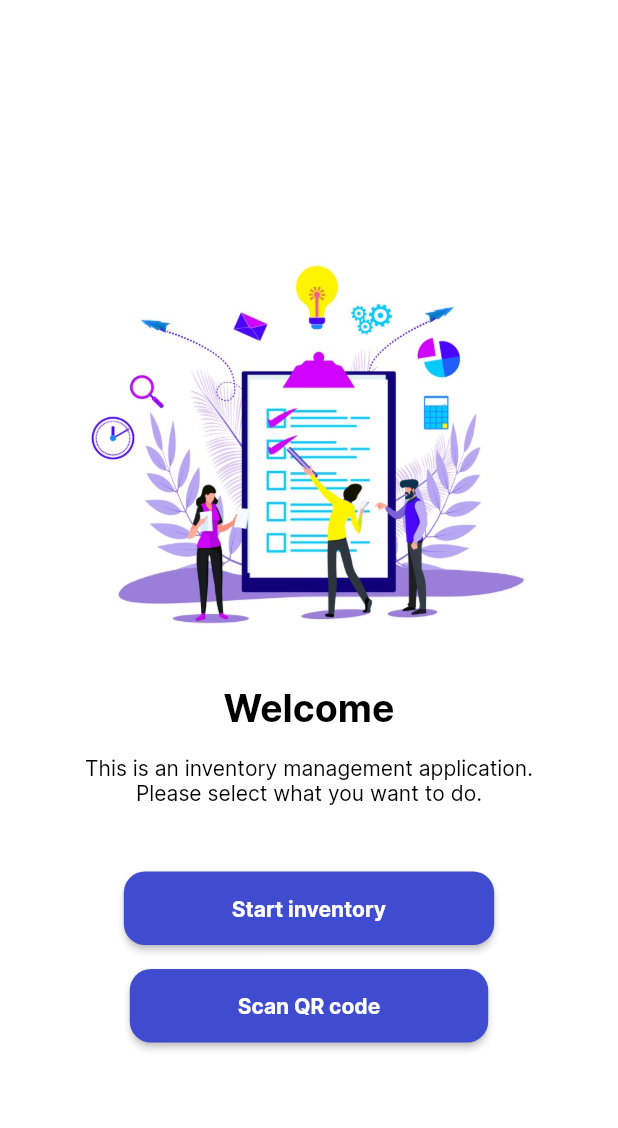
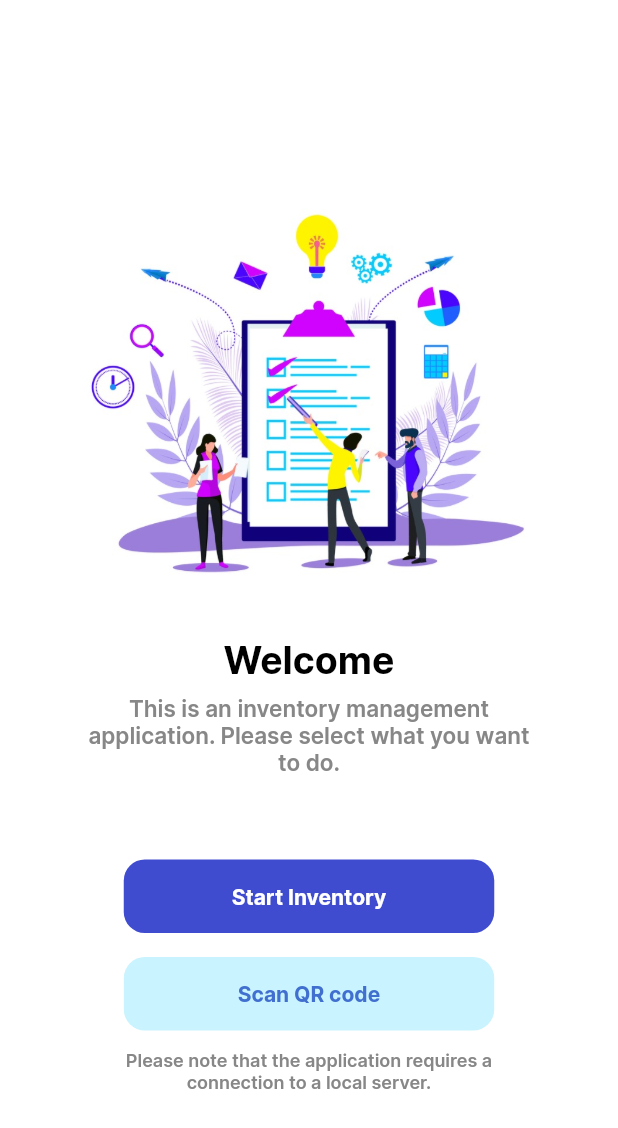
Before and after one commit to Powehix/Mobile-App, a Flutter app: the screen it shows after launch, on a phone screen of 412 x 824 dp. Shown: the top 1128 px of the screen. Run offline on Flutter 3.47's test engine with Material 2 defaults, Android fonts, the phone set to English and light mode, and no system bars; missing offline and left inert: flutter_barcode_scanner, mysql1.

Commit message:
Refactor widgets, update design

```diff
--- a/lib/main.dart
+++ b/lib/main.dart
@@ -26,7 +26,7 @@ class MyApp extends StatelessWidget {
     theme: ThemeData(
       fontFamily: 'Inter',
       scaffoldBackgroundColor: Colors.white,
-      hintColor: Colors.black,
+      //hintColor: Colors.black,
     ),
 
     home: const MainPage(),
@@ -56,44 +56,49 @@ class _MainPageState extends State<MainPage> {
             width: 400,
             height: 330,
           ),
-          Container(
-            height: 40.00,
-            child: const TextField(
-              decoration: InputDecoration(
-                border: InputBorder.none,
-                hintText: "Welcome",
+          const Text(
+            'Welcome',
+            style: TextStyle(fontSize: 25, color: Colors.black, fontWeight: FontWeight.bold),
+          ),
+          const SizedBox(height: 8),
+          const SizedBox(
+            width: 300,
+              child: Text(
+                'This is an inventory management application. Please select what you want to do.',
+                style: TextStyle(fontSize: 15, color: Color(0xFF878787), fontWeight: FontWeight.w600),
+                textAlign: TextAlign.center,
               ),
-              textAlign: TextAlign.center,
-              style: TextStyle(fontSize: 25, fontWeight: FontWeight.bold),
-            ),
           ),
-          Container(
-            width: 300.00,
-            height: 50.00,
-            child: const TextField(
-              decoration: InputDecoration(
-                border: InputBorder.none,
-                hintText: "This is an inventory management application. Please select what you want to do.",
-              ),
-              textAlign: TextAlign.center,
-              maxLines: 5,
-              style: TextStyle(fontSize: 14, color: Colors.black),
-            ),
-          ),
-          const SizedBox(height: 32),
+          const SizedBox(height: 56),
           ButtonWidget(
-            text: 'Start inventory',
+            text: 'Start Inventory',
             onClicked: () => Navigator.of(context).push(MaterialPageRoute(
               builder: (BuildContext context) => StartInventoryPage(),
             )),
+            backgroundColor: const Color(0xFF404ccf),
+            textColor: Colors.white,
+            padding: const EdgeInsets.symmetric(horizontal: 72, vertical: 16),
           ),
           const SizedBox(height: 16),
           ButtonWidget(
             text: 'Scan QR code',
             onClicked: () => Navigator.of(context).push(MaterialPageRoute(
               builder: (BuildContext context) => const QRScanPage(),
-            ))
-          )],
+            )),
+            backgroundColor: const Color(0xFFc9f3fe),
+            textColor: const Color(0xFF406fcf),
+            padding: const EdgeInsets.symmetric(horizontal: 76, vertical: 16),
+          ),
+          const SizedBox(height: 12),
+          const SizedBox(
+            width: 300,
+            child: Text(
+              'Please note that the application requires a connection to a local server.',
+              style: TextStyle(fontSize: 12, color: Color(0xFF878787), fontWeight: FontWeight.w600),
+              textAlign: TextAlign.center,
+            ),
+          )
+        ],
       ),
     ),
   );
--- a/lib/widgets/button_widget.dart
+++ b/lib/widgets/button_widget.dart
@@ -3,10 +3,16 @@ import 'package:flutter/material.dart';
 class ButtonWidget extends StatelessWidget {
   final String text;
   final VoidCallback onClicked;
+  final Color backgroundColor;
+  final Color textColor;
+  final EdgeInsets padding;
 
   const ButtonWidget({
     required this.text,
     required this.onClicked,
+    required this.backgroundColor,
+    required this.textColor,
+    required this.padding,
     Key? key,
   }) : super(key: key);
 
@@ -19,9 +25,11 @@ class ButtonWidget extends StatelessWidget {
     //shape: StadiumBorder(),
     shape: const RoundedRectangleBorder(borderRadius: BorderRadius.all(Radius.circular(14.0))),
     //color: Theme.of(context).primaryColor,
-    color: const Color(0xFF404ccf),
-    padding: const EdgeInsets.symmetric(horizontal: 72, vertical: 16),
-    textColor: Colors.white,
+    color: backgroundColor,
+    //padding: const EdgeInsets.symmetric(horizontal: 72, vertical: 16),
+    padding: padding,
+    textColor: textColor,
     onPressed: onClicked,
+    elevation: 0,
   );
 }
```
Also changed, not shown: lib/pages/qr_result_page.dart (+34 -5 lines), assets/images/box_illustration.png (added).
